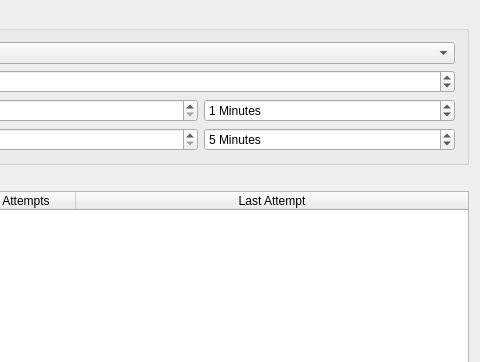
Before: the Qt Designer form passwd-guess-monitor/mainwindow.ui in spenserlee/passwd-guess-monitor, drawn with Qt 5; both pictures show x 336 to 816 and y 0 to 362 of the 816 by 553 pixel window.
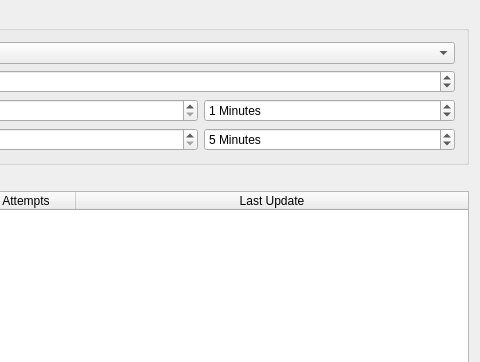
After: the same form once the commit is applied.

Commit message: daemon writes attempts to file and gui monitors file to update table

What changed in the file:
```diff
--- a/passwd-guess-monitor/mainwindow.ui
+++ b/passwd-guess-monitor/mainwindow.ui
@@ -160,7 +160,7 @@
       </column>
       <column>
        <property name="text">
-        <string>Last Attempt</string>
+        <string>Last Update</string>
        </property>
       </column>
      </widget>
```
Left out of the diff: 2 changed lines with no effect on the pictures. The commit also changes 8 other files.
